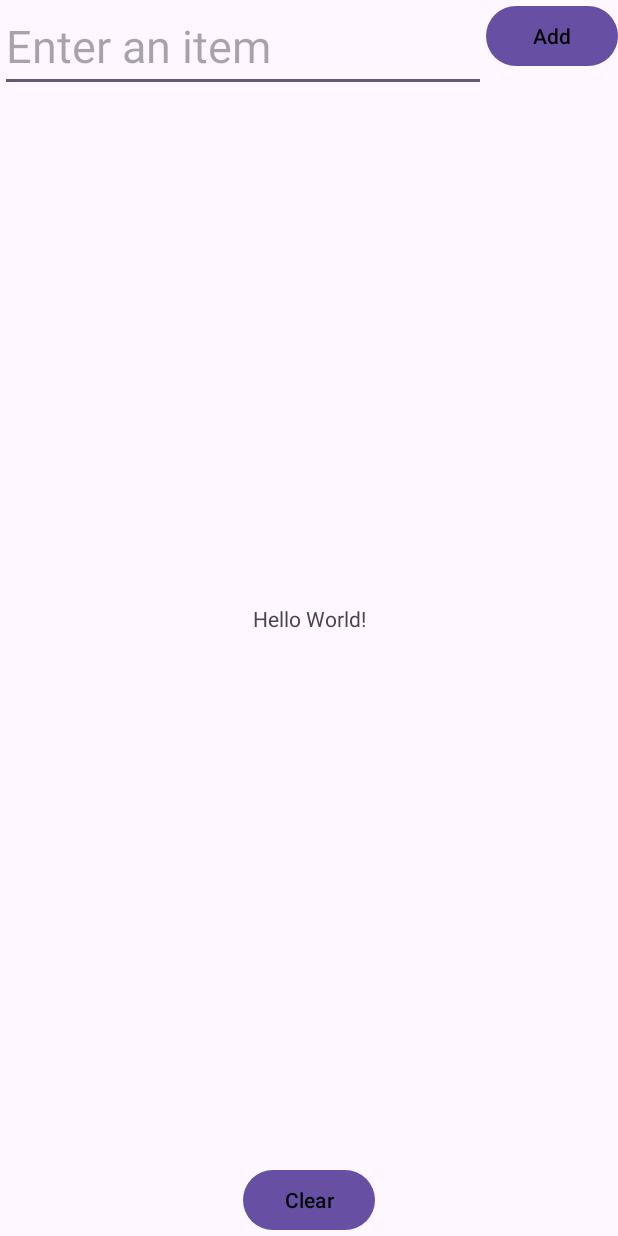
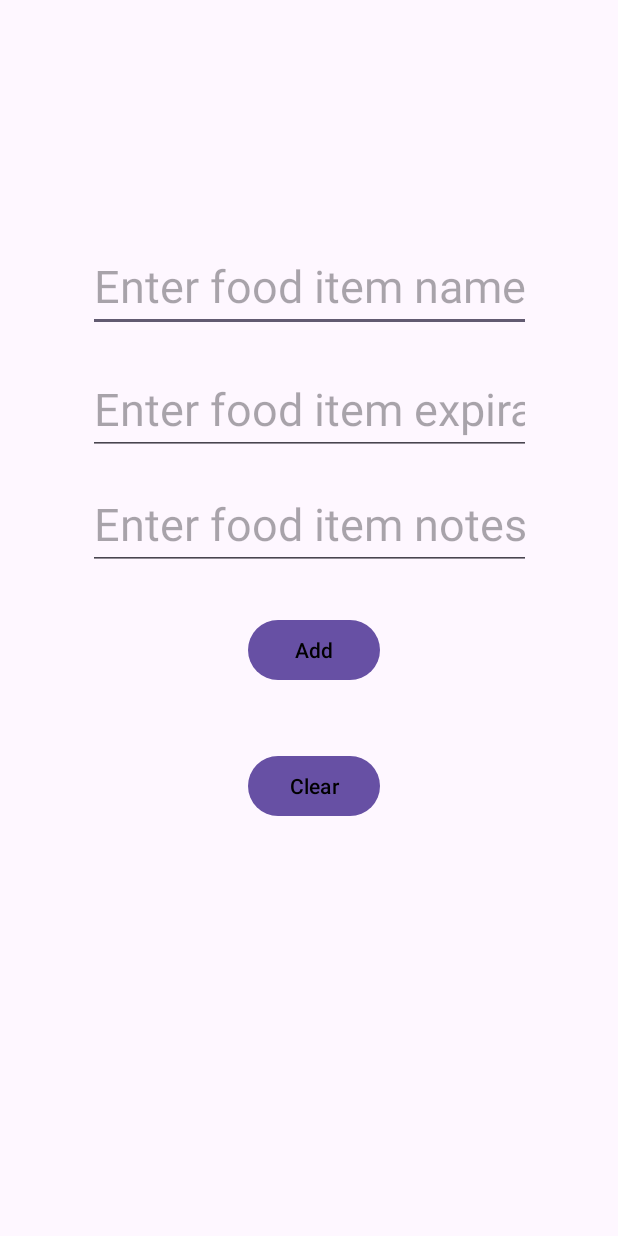
Before and after one commit to ethanpschoen/MyCabinet-Android_App, an Android app: the screen it shows after launch (MainActivity), on a phone screen of 412 x 824 dp. Run offline under Robolectric (Android 15) with nearby library versions, the light colour scheme and no system bars.

Commit message:
Adding the search for foodItem - will continue to work on adding the expiration date and and otheer specifying factors

```diff
--- a/app/src/main/java/com/example/mycabinet/FoodItem.java
+++ b/app/src/main/java/com/example/mycabinet/FoodItem.java
@@ -15,14 +15,34 @@ public class FoodItem {
 
     private Context mContext;
     private List<String> mFoodItemList;
+    private List<String> mFoodNameItemList;
+    private List<String> mFoodItemNotesList;
+
+    String foodItemCount;
+    String date;
+    String time;
+    String type;
+    String description;
+
 
     public FoodItem(Context context) {
         mContext = context;
         mFoodItemList = new ArrayList<>();
+        mFoodNameItemList = new ArrayList<>();
+        mFoodItemNotesList = new ArrayList<>();
+
+        this.foodItemCount = foodItemCount;
+        this.date = date;
+        this.time = time;
+        this.type = type;
+        this.description = description;
     }
+
 
     public void addItem(String item) throws IllegalArgumentException {
         mFoodItemList.add(item);
+        mFoodNameItemList.add(item);
+        mFoodItemNotesList.add(item);
     }
 
     public String[] getItems() {
@@ -40,6 +60,25 @@ public class FoodItem {
         FileOutputStream outputStream = mContext.openFileOutput(FOODNAME, Context.MODE_PRIVATE);
         writeListToStream(outputStream);
     }
+
+    public void addNameItem(String item) throws IllegalArgumentException {
+        mFoodNameItemList.add(item);
+    }
+
+    public String[] getFoodNameItems() {
+        String[] items = new String[mFoodNameItemList.size()];
+        return mFoodNameItemList.toArray(items);
+    }
+
+    public void addNotesItem(String item) throws IllegalArgumentException {
+        mFoodNameItemList.add(item);
+    }
+
+    public String[] getFoodItemsNotes() {
+        String[] items = new String[mFoodItemNotesList.size()];
+        return mFoodItemNotesList.toArray(items);
+    }
+
 
     public void readFromFile() throws IOException {
 
@@ -65,4 +104,9 @@ public class FoodItem {
         }
         writer.close();
     }
+
+
+
+
+
 }
--- a/app/src/main/res/layout/activity_main.xml
+++ b/app/src/main/res/layout/activity_main.xml
@@ -9,61 +9,92 @@
 
     <EditText
         android:id="@+id/food_item"
-        android:layout_width="0dp"
-        android:layout_height="wrap_content"
+        android:layout_width="295dp"
+        android:layout_height="56dp"
+        android:layout_marginTop="96dp"
+        android:autofillHints=""
+        android:hint="@string/enter_food_item_name"
         android:inputType="text"
         android:maxLines="1"
         android:textSize="30sp"
-        android:hint="@string/enter_an_item"
-        android:autofillHints=""
-        app:layout_constraintRight_toLeftOf="@+id/add_button"
-        app:layout_constraintLeft_toLeftOf="parent"
-        app:layout_constraintTop_toTopOf="parent" />
-
-    <TextView
-        android:layout_width="wrap_content"
-        android:layout_height="wrap_content"
-        android:text="Hello World!"
         app:layout_constraintBottom_toBottomOf="parent"
         app:layout_constraintEnd_toEndOf="parent"
         app:layout_constraintStart_toStartOf="parent"
-        app:layout_constraintTop_toTopOf="parent" />
+        app:layout_constraintTop_toTopOf="parent"
+        app:layout_constraintVertical_bias="0.103" />
+
+    <!--    <TextView-->
+<!--        android:id="@+id/textView"-->
+<!--        android:layout_width="wrap_content"-->
+<!--        android:layout_height="wrap_content"-->
+<!--        android:text="Add your items to the Kitchen!"-->
+<!--        app:layout_constraintBottom_toBottomOf="parent"-->
+<!--        app:layout_constraintEnd_toEndOf="parent"-->
+<!--        app:layout_constraintStart_toStartOf="parent"-->
+<!--        app:layout_constraintTop_toTopOf="parent" />-->
+
+
+    <!--        app:layout_constraintRight_toRightOf="parent"-->
+<!--        app:layout_constraintTop_toTopOf="parent" />-->
+
+
+    <EditText
+        android:id="@+id/food_notes"
+        android:layout_width="295dp"
+        android:layout_height="56dp"
+        android:layout_marginTop="324dp"
+        android:autofillHints=""
+        android:hint="@string/enter_food_notes"
+        android:inputType="text"
+        android:maxLines="1"
+        android:textSize="30sp"
+        app:layout_constraintBottom_toBottomOf="parent"
+        app:layout_constraintEnd_toEndOf="parent"
+        app:layout_constraintStart_toStartOf="parent"
+        app:layout_constraintTop_toTopOf="parent"
+        app:layout_constraintVertical_bias="0.0" />
+
+    <EditText
+        android:id="@+id/food_name_item"
+        android:layout_width="295dp"
+        android:layout_height="56dp"
+
+        android:layout_marginTop="164dp"
+        android:autofillHints=""
+        android:hint="@string/enter_food_item_expiration_date"
+        android:inputType="text"
+        android:maxLines="1"
+        android:textSize="30sp"
+        app:layout_constraintBottom_toBottomOf="parent"
+        app:layout_constraintEnd_toEndOf="parent"
+        app:layout_constraintStart_toStartOf="parent"
+        app:layout_constraintTop_toTopOf="parent"
+        app:layout_constraintVertical_bias="0.138" />
 
     <Button
         android:id="@+id/add_button"
-        android:text="@string/add"
         android:layout_width="wrap_content"
         android:layout_height="wrap_content"
-        android:layout_marginLeft="10dp"
+        android:layout_marginTop="308dp"
+        android:layout_marginRight="16dp"
+        android:text="@string/add"
         android:textColor="@color/black"
-        app:layout_constraintRight_toRightOf="parent"
-        app:layout_constraintTop_toTopOf="parent" />
-
-    <ScrollView
-        android:layout_width="match_parent"
-        android:layout_height="0dp"
-        app:layout_constraintBottom_toTopOf="@+id/clear_button"
-        app:layout_constraintLeft_toLeftOf="parent"
-        app:layout_constraintRight_toRightOf="parent"
-        app:layout_constraintTop_toBottomOf="@+id/food_item">
-
-        <TextView
-            android:id="@+id/item_list"
-            android:layout_width="match_parent"
-            android:layout_height="wrap_content"
-            android:layout_marginTop="10dp"
-            android:scrollbars="vertical"
-            android:textSize="40sp"
-            tools:text="LIST" />
-    </ScrollView>
+        app:layout_constraintBottom_toBottomOf="parent"
+        app:layout_constraintEnd_toEndOf="parent"
+        app:layout_constraintHorizontal_bias="0.536"
+        app:layout_constraintStart_toStartOf="parent"
+        app:layout_constraintTop_toTopOf="parent"
+        app:layout_constraintVertical_bias="0.217" />
 
     <Button
         android:id="@+id/clear_button"
         android:layout_width="wrap_content"
         android:layout_height="wrap_content"
+        android:layout_marginBottom="276dp"
         android:text="@string/clear"
         android:textColor="@color/black"
         app:layout_constraintBottom_toBottomOf="parent"
+        app:layout_constraintHorizontal_bias="0.51"
         app:layout_constraintLeft_toLeftOf="parent"
         app:layout_constraintRight_toRightOf="parent" />
 
--- a/app/src/main/res/values/strings.xml
+++ b/app/src/main/res/values/strings.xml
@@ -1,6 +1,8 @@
 <resources>
     <string name="app_name">MyCabinet</string>
     <string name="add">Add</string>
-    <string name="enter_an_item">Enter an item</string>
+    <string name="enter_food_item_name">Enter food item name</string>
+    <string name="enter_food_item_expiration_date">Enter food item expiration date</string>
+    <string name="enter_food_notes">Enter food item notes</string>
     <string name="clear">Clear</string>
 </resources>
```
